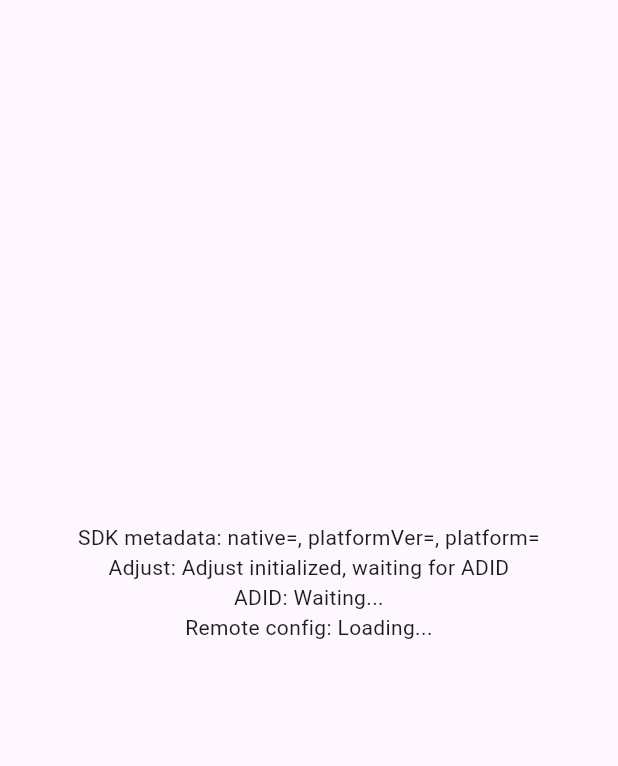
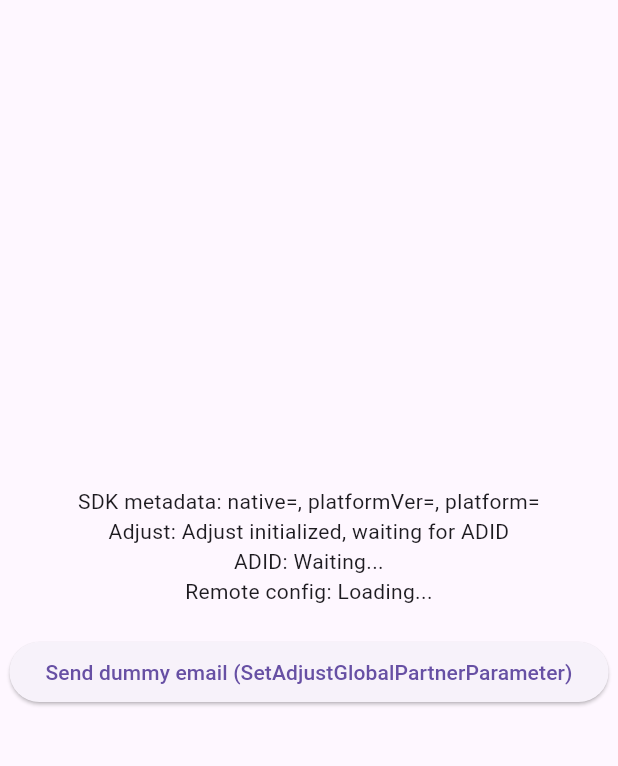
Before and after one commit to scate-io/scatesdk_flutter, a Flutter app: the screen it shows after launch, on a phone screen of 412 x 824 dp, the part 63-829 px from its top. Run offline on Flutter 3.47's test engine with Material 3 defaults, Android fonts, the phone set to English and light mode, and no system bars; our stand-ins replace plugin_platform_interface.

Commit message:
chore: add SetAdjustGlobalPartnerParameter demo button to example app

```diff
--- a/example/lib/main.dart
+++ b/example/lib/main.dart
@@ -455,12 +455,23 @@ class _MyAppState extends State<MyApp> {
           title: const Text('ScateSDK example app'),
         ),
         body: Center(
-          child: Text(
-            'SDK metadata: $_sdkMetadata\n'
-            'Adjust: $_adjustStatus\n'
-            'ADID: $_adjustId\n'
-            'Remote config: $_remoteConfigValue\n',
-            textAlign: TextAlign.center,
+          child: Column(
+            mainAxisSize: MainAxisSize.min,
+            children: [
+              Text(
+                'SDK metadata: $_sdkMetadata\n'
+                'Adjust: $_adjustStatus\n'
+                'ADID: $_adjustId\n'
+                'Remote config: $_remoteConfigValue\n',
+                textAlign: TextAlign.center,
+              ),
+              ElevatedButton(
+                onPressed: () {
+                  ScateSDK.SetAdjustGlobalPartnerParameter('dummy@example.com');
+                },
+                child: const Text('Send dummy email (SetAdjustGlobalPartnerParameter)'),
+              ),
+            ],
           ),
         ),
       ),
```
